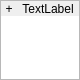
Qt form Programm/Einsatzplaner/calendarday.ui (philjosch/Einsatzplaner) before a commit.
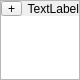
The same form after that commit.

Commit message:
[Enhancement] Kalender verbessert
- Kalender kann mit Vor/Zurück um Wochen geblättert werden
- Darstellung verbessert
- Unterstützung für Darkmode

```diff
--- a/Programm/Einsatzplaner/calendarday.ui
+++ b/Programm/Einsatzplaner/calendarday.ui
@@ -58,12 +58,6 @@
        <height>15</height>
       </size>
      </property>
-     <property name="autoFillBackground">
-      <bool>true</bool>
-     </property>
-     <property name="styleSheet">
-      <string notr="true"/>
-     </property>
      <property name="lineWidth">
       <number>0</number>
      </property>
@@ -74,7 +68,7 @@
       <bool>false</bool>
      </property>
      <property name="alignment">
-      <set>Qt::AlignBottom|Qt::AlignHCenter</set>
+      <set>Qt::AlignBottom|Qt::AlignRight|Qt::AlignTrailing</set>
      </property>
      <property name="margin">
       <number>0</number>
@@ -126,12 +120,6 @@
      <property name="whatsThis">
       <string>Arbeitseinsatz hinzufügen</string>
      </property>
-     <property name="autoFillBackground">
-      <bool>true</bool>
-     </property>
-     <property name="styleSheet">
-      <string notr="true">border: none;</string>
-     </property>
      <property name="text">
       <string notr="true">+</string>
      </property>
```
Left out of the diff: 3 changed lines with no effect on the pictures. The commit also changes 2 other files.
